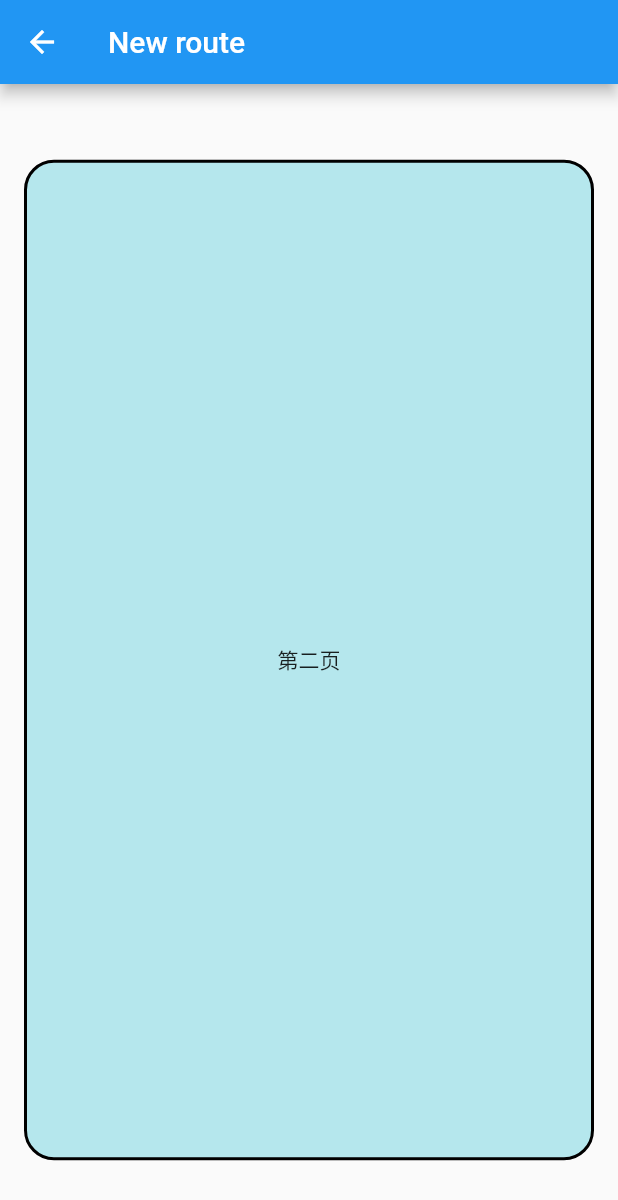
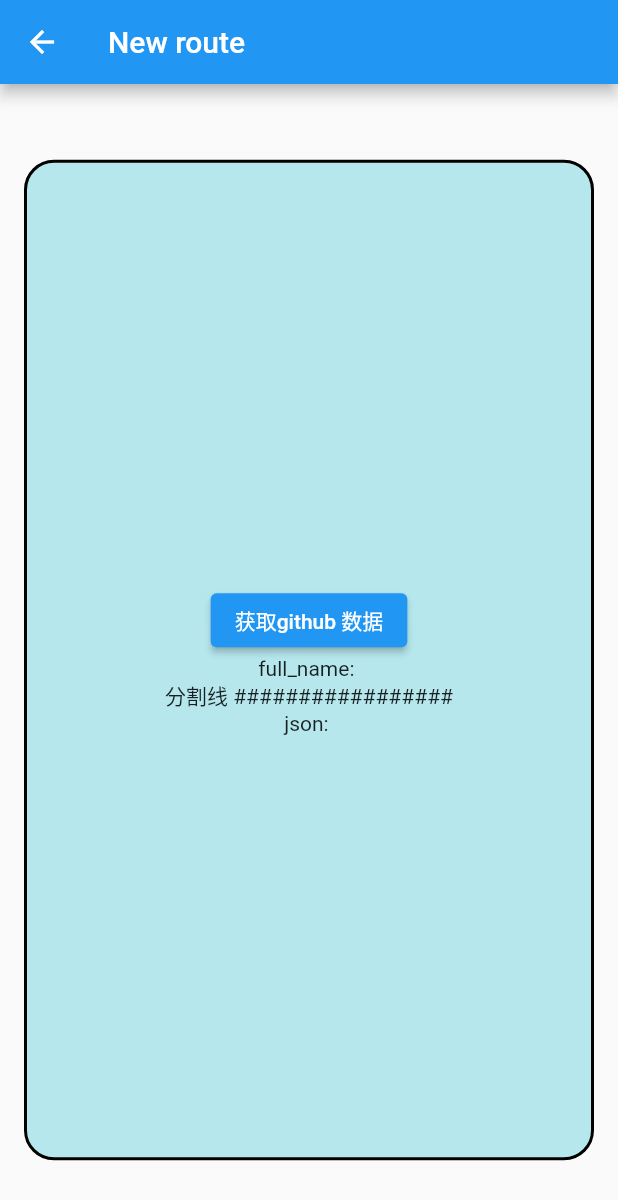
Before and after one commit to summerxx27/flutter_ios_demo, a Flutter app: the screen it shows after launch, after a tap on "下一页", on a phone screen of 412 x 824 dp. Shown: the top 1200 px of the screen. Run offline on Flutter 3.47's test engine with Material 2 defaults, Android fonts, the phone set to English and light mode, and no system bars; network calls fail.

Commit message:
feat: 获取 github 数据并赋值给Text控件

```diff
--- a/flutter_ios/flutter_module/lib/main.dart
+++ b/flutter_ios/flutter_module/lib/main.dart
@@ -26,7 +26,7 @@ class HomePage extends StatelessWidget {
   Widget build(BuildContext context) {
     return Scaffold(
       appBar: AppBar(
-        title: Text("夏天然后"),
+        title: Text("夏天然后Test"),
       ),
       body: Center(
         child: _setupContainer(),
--- a/flutter_ios/flutter_module/lib/testpage.dart
+++ b/flutter_ios/flutter_module/lib/testpage.dart
@@ -1,4 +1,6 @@
 import 'package:flutter/material.dart';
+import 'dart:convert';
+import 'dart:io';
 
 class NewRoute extends StatelessWidget {
   @override
@@ -20,7 +22,7 @@ Widget _setupContainer() {
       height: 667,
     ),
     padding: EdgeInsets.all(8.0),
-    child: Text("第二页"),
+    child: HttpTestRoute(),
     alignment: Alignment.center,
     transform: Matrix4.identity(),
     margin: EdgeInsets.all(16.0),
@@ -34,3 +36,75 @@ Widget _setupContainer() {
     //color: Colors.blue[200],
   );
 }
+
+class HttpTestRoute extends StatefulWidget {
+  @override
+  _HttpTestRouteState createState() => _HttpTestRouteState();
+}
+
+class _HttpTestRouteState extends State<HttpTestRoute> {
+  bool _loading = false;
+  String _text = "";
+  String _name = "";
+
+  @override
+  Widget build(BuildContext context) {
+    return SingleChildScrollView(
+      child: Column(
+        children: <Widget>[
+          ElevatedButton(
+            child: Text("获取github 数据"),
+            onPressed: _loading ? null : request,
+          ),
+          Container(
+              width: MediaQuery.of(context).size.width - 50.0,
+              child: Column(
+                  crossAxisAlignment: CrossAxisAlignment.center,
+                  children: <Widget>[
+                    Text("full_name: $_name"),
+                    Text("分割线 #################"),
+                    Text("json: $_text")
+                  ]))
+        ],
+      ),
+    );
+  }
+
+  request() async {
+    setState(() {
+      _loading = true;
+      _text = "正在请求...";
+      _name = "未获取";
+    });
+    try {
+      //创建一个HttpClient
+      HttpClient httpClient = HttpClient();
+      //打开Http连接
+      HttpClientRequest request = await httpClient.getUrl(Uri.parse(
+          "https://api.github.com/users/mosn/repos?per_page=100&page=1"));
+      //添加 headers
+      request.headers.add(
+        "Authorization",
+        "token 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",
+      );
+      //等待连接服务器（会将请求信息发送给服务器）
+      HttpClientResponse response = await request.close();
+      //读取响应内容
+      _text = await response.transform(utf8.decoder).join();
+      var jsonDecode = json.decode(_text);
+      // print(jsonDecode);
+      var obj = jsonDecode[0];
+      print("测试");
+      print(obj["full_name"]);
+      _name = obj["full_name"];
+      //关闭client后，通过该client发起的所有请求都会中止。
+      httpClient.close();
+    } catch (e) {
+      _text = "请求失败：$e";
+    } finally {
+      setState(() {
+        _loading = false;
+      });
+    }
+  }
+}
```
